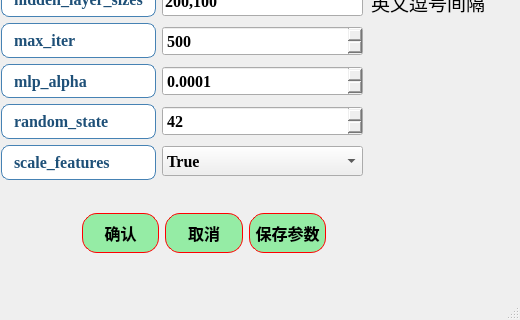
azhongege24/predict_first, file ui/algorithms4_MLP_para.ui: the form before one commit; both pictures show x 119 to 639 and y 88 to 408 of the 639 by 408 pixel window.
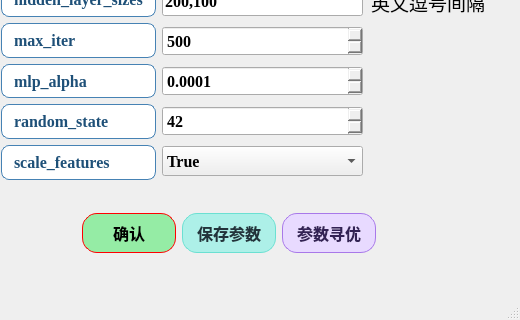
The form after the commit.

The edit to the form file:
```diff
--- a/ui/algorithms4_MLP_para.ui
+++ b/ui/algorithms4_MLP_para.ui
@@ -320,7 +320,7 @@
      <rect>
       <x>201</x>
       <y>300</y>
-      <width>244</width>
+      <width>294</width>
       <height>42</height>
      </rect>
     </property>
@@ -356,37 +356,6 @@
        </property>
       </widget>
      </item>
-     <item>
-      <widget class="QPushButton" name="pushButton_2">
-       <property name="minimumSize">
-        <size>
-         <width>0</width>
-         <height>40</height>
-        </size>
-       </property>
-       <property name="styleSheet">
-        <string notr="true">QPushButton{
-border:1px solid red;   /*边框的粗细，颜色*/
-border-radius:15px;    /*设置圆角半径 */
-padding:2px 4px;  /*QFrame边框与内部其它部件的距离*/
-background-color: rgb(149, 236, 165);	/*背景颜色*/
-color:rgb(0, 0, 0);		/*字体颜色*/
-	font: 18pt &quot;楷体&quot;;
-
-font:bold;
-}
-QPushButton:hover {
-    background-color: rgb(177, 244, 155);    /* 悬停时背景色 */
-}
-QPushButton:pressed {
-    background-color:rgb(99, 181, 255);     /* 点击时背景色 */
-}</string>
-       </property>
-       <property name="text">
-        <string>取消</string>
-       </property>
-      </widget>
-     </item>
      <item>
       <widget class="QPushButton" name="pushButton_save_params">
        <property name="minimumSize">
@@ -397,18 +366,18 @@
        </property>
        <property name="styleSheet">
         <string notr="true">QPushButton{
-border:1px solid red;   /*边框的粗细，颜色*/
-border-radius:15px;    /*设置圆角半径 */
-padding:2px 4px;  /*QFrame边框与内部其它部件的距离*/
-background-color: rgb(149, 236, 165);	/*背景颜色*/
-color:rgb(0, 0, 0);		/*字体颜色*/
-	font: 18pt &quot;楷体&quot;;
-
-font:bold;
+    border:1px solid rgb(107, 224, 210);   /* 边框：浅薄荷绿（呼应背景） */
+    border-radius:15px;    /* 圆角半径（不变） */
+    padding:2px 4px;  /* 内边距（不变） */
+    background-color: rgb(173, 240, 232);	/* 常态背景：淡薄荷绿 */
+    color:rgb(34, 51, 59);		/* 字体颜色：深灰色（可读性强，不突兀） */
+    font: bold 18pt &quot;楷体&quot;;  /* 字体格式合并（不变） */
 }
+
 QPushButton:hover {
     background-color: rgb(177, 244, 155);    /* 悬停时背景色 */
 }
+
 QPushButton:pressed {
     background-color:rgb(99, 181, 255);     /* 点击时背景色 */
 }</string>
@@ -418,6 +387,37 @@
        </property>
       </widget>
      </item>
+     <item>
+      <widget class="QPushButton" name="pushButton_random_search">
+       <property name="minimumSize">
+        <size>
+         <width>0</width>
+         <height>40</height>
+        </size>
+       </property>
+       <property name="styleSheet">
+        <string notr="true">QPushButton{
+    border:1px solid rgb(168, 120, 233);   /* 边框：浅紫色 */
+    border-radius:15px;    /* 圆角半径（不变） */
+    padding:2px 4px;  /* 内边距（不变） */
+    background-color: rgb(232, 218, 255);	/* 常态背景：淡紫色 */
+    color:rgb(51, 34, 85);		/* 字体颜色：深紫色（更搭色系，可读性强） */
+    font: bold 18pt &quot;楷体&quot;;  /* 字体合并优化（原格式不变） */
+}
+
+QPushButton:hover {
+    background-color: rgb(240, 228, 255);    /* 悬停背景：更浅的紫色（提亮效果） */
+}
+
+QPushButton:pressed {
+    background-color: rgb(194, 162, 245);     /* 点击背景：中等紫色（按压反馈明显） */
+}</string>
+       </property>
+       <property name="text">
+        <string>参数寻优</string>
+       </property>
+      </widget>
+     </item>
     </layout>
    </widget>
    <widget class="QLabel" name="label_3">
```
Left out of the diff: 22 changed lines with no effect on the pictures.
